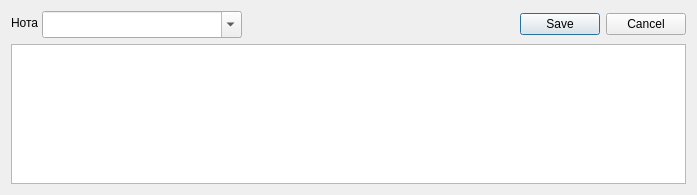
Old version of the form client/notewidget.ui in the repository sshmakov/Traquera.
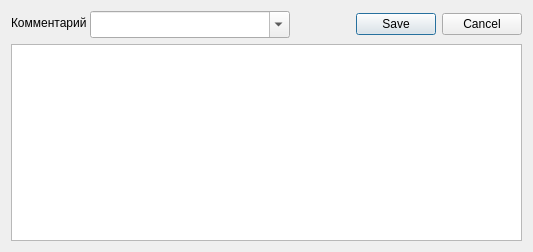
New version of the form.

The edit to the form file:
```diff
--- a/client/notewidget.ui
+++ b/client/notewidget.ui
@@ -6,8 +6,8 @@
    <rect>
     <x>0</x>
     <y>0</y>
-    <width>697</width>
-    <height>195</height>
+    <width>533</width>
+    <height>252</height>
    </rect>
   </property>
   <property name="minimumSize">
@@ -80,7 +80,7 @@
            </sizepolicy>
           </property>
           <property name="text">
-           <string>Нота</string>
+           <string>Комментарий</string>
           </property>
          </widget>
         </item>
@@ -105,6 +105,12 @@
      </item>
      <item>
       <widget class="QDialogButtonBox" name="buttonBox">
+       <property name="sizePolicy">
+        <sizepolicy hsizetype="Maximum" vsizetype="Fixed">
+         <horstretch>0</horstretch>
+         <verstretch>0</verstretch>
+        </sizepolicy>
+       </property>
        <property name="standardButtons">
         <set>QDialogButtonBox::Cancel|QDialogButtonBox::Save</set>
        </property>
```
Left out of the diff: 2 changed lines with no effect on the pictures.
